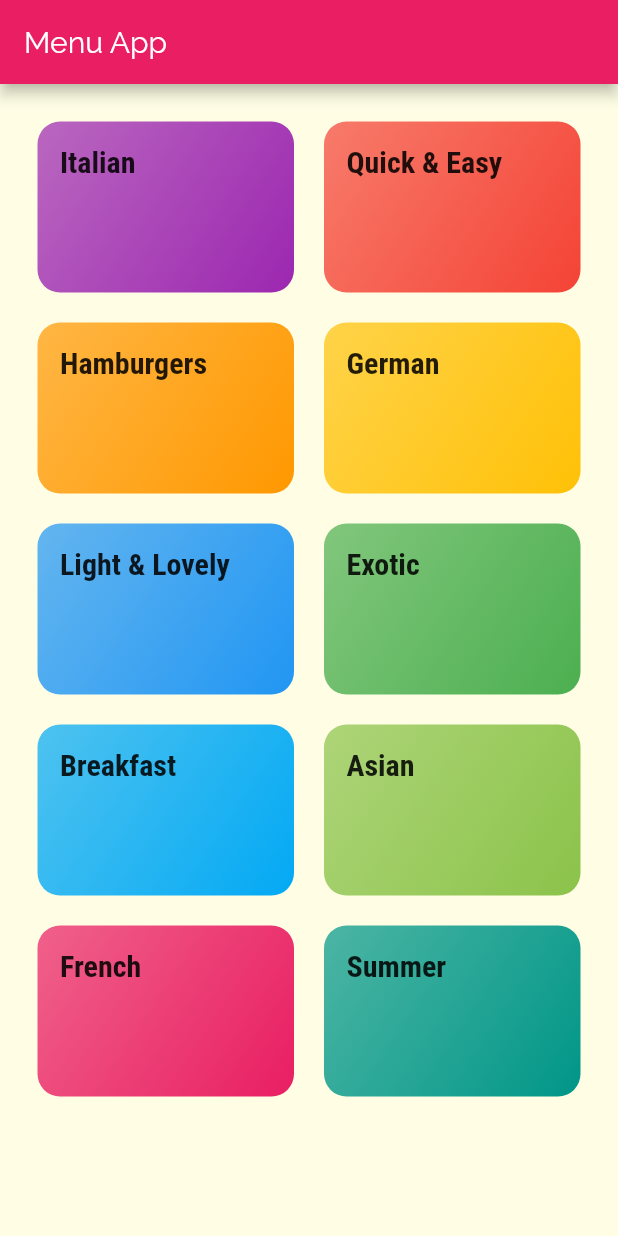
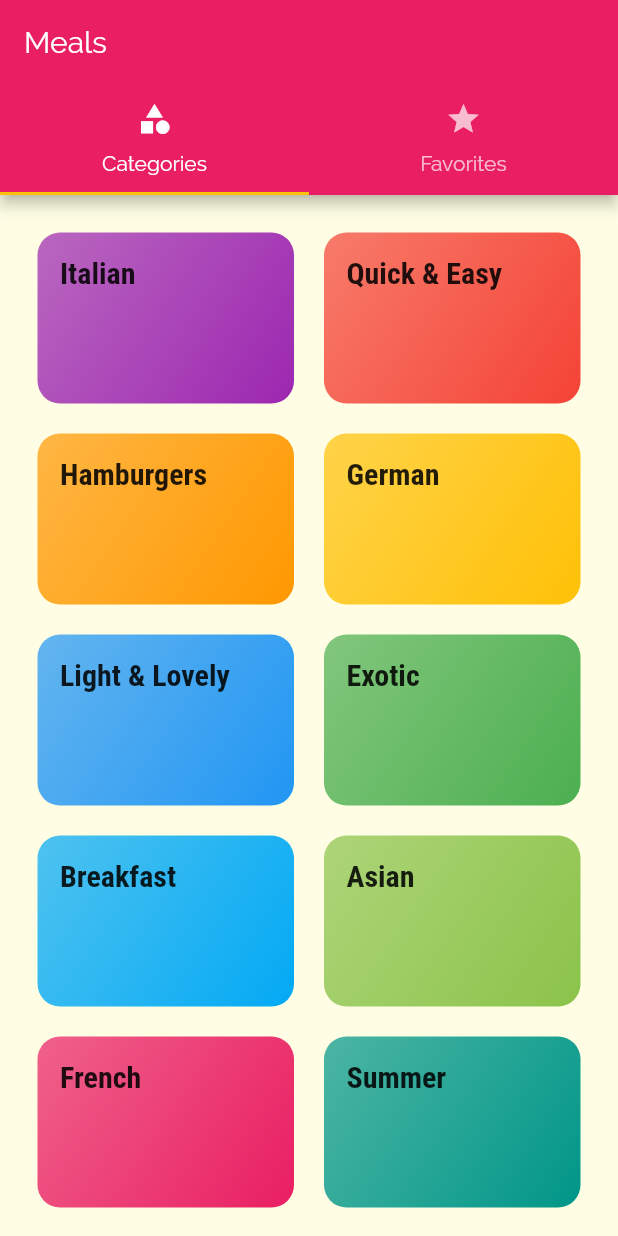
Before and after one commit to freebot/menu_app, a Flutter app: the screen it shows after launch, on a phone screen of 412 x 824 dp. Run offline on Flutter 3.47's test engine with Material 2 defaults, Android fonts, the phone set to English and light mode, and no system bars.

Commit message:
TabsScreen

```diff
--- a/lib/main.dart
+++ b/lib/main.dart
@@ -1,6 +1,9 @@
 import 'package:flutter/material.dart';
-import './category_meals_screen.dart';
-import './categories_screen.dart';
+
+import './screens/tabs_secreen.dart';
+import './screens/meal_detail_screen.dart';
+import './screens/category_meals_screen.dart';
+import './screens/categories_screen.dart';
 
 void main() => runApp(MyApp());
 
@@ -30,8 +33,12 @@ class MyApp extends StatelessWidget {
       ),
       //home: CategoriesScreen(),
       routes: {
-        '/': (ctx) => CategoriesScreen(),
-        '/category-meals': (ctx) => CategoryMealsScreen(),
+        '/': (ctx) => TabsScreen(),
+        CategoryMealsScreen.routeName: (ctx) => CategoryMealsScreen(),
+        MealDetailScreen.routeName: (ctx) => MealDetailScreen(),
+      },
+      onUnknownRoute: (settings) {
+        return MaterialPageRoute(builder: (ctx) => CategoryMealsScreen());
       },
     );
   }
--- a/lib/categories_screen.dart
+++ b/lib/screens/categories_screen.dart
@@ -1,15 +1,11 @@
 import 'package:flutter/material.dart';
-import './dummy-data.dart';
-import './category_item.dart';
+import '../dummy-data.dart';
+import '../widgets/category_item.dart';
 
 class CategoriesScreen extends StatelessWidget {
   @override
   Widget build(BuildContext context) {
-    return Scaffold(
-      appBar: AppBar(
-        title: const Text('Menu App'),
-      ),
-      body: GridView(
+    return GridView(
         padding: const EdgeInsets.all(25),
         children: DUMMY_CATEGORIES
             .map(
@@ -23,7 +19,6 @@ class CategoriesScreen extends StatelessWidget {
           crossAxisSpacing: 20,
           mainAxisSpacing: 20,
         ),
-      ),
     );
   }
 }
--- /dev/null
+++ b/lib/screens/favorites_screen.dart
@@ -0,0 +1,8 @@
+import 'package:flutter/material.dart';
+
+class FavoritesScreen extends StatelessWidget {
+  @override
+  Widget build(BuildContext context) {
+    return Center(child: Text('Favorites'),);
+  }
+}
--- /dev/null
+++ b/lib/screens/tabs_secreen.dart
@@ -0,0 +1,38 @@
+import 'package:flutter/material.dart';
+import '../screens/favorites_screen.dart';
+import '../screens/categories_screen.dart';
+
+class TabsScreen extends StatefulWidget {
+  @override
+  _TabsScreenState createState() => _TabsScreenState();
+}
+
+class _TabsScreenState extends State<TabsScreen> {
+  @override
+  Widget build(BuildContext context) {
+    return DefaultTabController(
+      length: 2,
+      child: Scaffold(
+        appBar: AppBar(
+          title: Text('Meals'),
+          bottom: TabBar(
+            tabs: <Widget>[
+              Tab(
+                icon: Icon(Icons.category),
+                text: 'Categories',
+              ),
+              Tab(
+                icon: Icon(Icons.star),
+                text: 'Favorites',
+              ),
+            ],
+          ),
+        ),
+        body: TabBarView(children: <Widget>[
+          CategoriesScreen(),
+          FavoritesScreen(),
+        ],),
+      ),
+    );
+  }
+}
--- a/lib/category_item.dart
+++ b/lib/widgets/category_item.dart
@@ -1,5 +1,5 @@
 import 'package:flutter/material.dart';
-import './category_meals_screen.dart';
+import '../screens/category_meals_screen.dart';
 
 class CategoryItem extends StatelessWidget {
   final String id;
```
Also changed, not shown: lib/category_meals_screen.dart (deleted, +0 -29 lines), lib/screens/category_meals_screen.dart (added, +41 -0 lines), lib/screens/meal_detail_screen.dart (added, +97 -0 lines), lib/widgets/meal_item.dart (added, +150 -0 lines).
